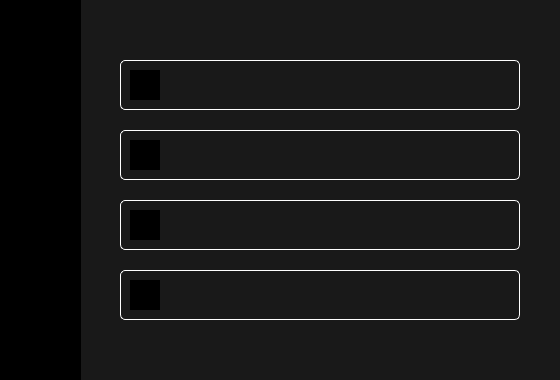
Qt form ui/signup.ui (ansh-dagha/E.D.I.T.H.) before a commit; both pictures show x 640 to 1200 and y 220 to 600 of the 1200 by 840 pixel window.
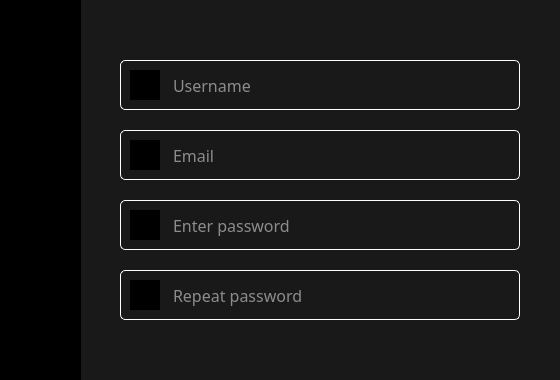
The same form after that commit. Icons and pictures are not drawn.

Diff of the .ui file:
```diff
--- a/ui/signup.ui
+++ b/ui/signup.ui
@@ -139,6 +139,9 @@
    <property name="text">
     <string/>
    </property>
+   <property name="placeholderText">
+    <string>Email</string>
+   </property>
   </widget>
   <widget class="QLineEdit" name="inputPassword">
    <property name="geometry">
@@ -184,6 +187,9 @@
    <property name="echoMode">
     <enum>QLineEdit::Password</enum>
    </property>
+   <property name="placeholderText">
+    <string>Enter password</string>
+   </property>
   </widget>
   <widget class="QLabel" name="edithLabel">
    <property name="geometry">
@@ -336,6 +342,9 @@
    <property name="text">
     <string/>
    </property>
+   <property name="placeholderText">
+    <string>Username</string>
+   </property>
   </widget>
   <widget class="QLineEdit" name="inputConfirmPassword">
    <property name="geometry">
@@ -381,6 +390,9 @@
    <property name="echoMode">
     <enum>QLineEdit::Password</enum>
    </property>
+   <property name="placeholderText">
+    <string>Repeat password</string>
+   </property>
   </widget>
   <widget class="QLabel" name="user_icon">
    <property name="geometry">
```
